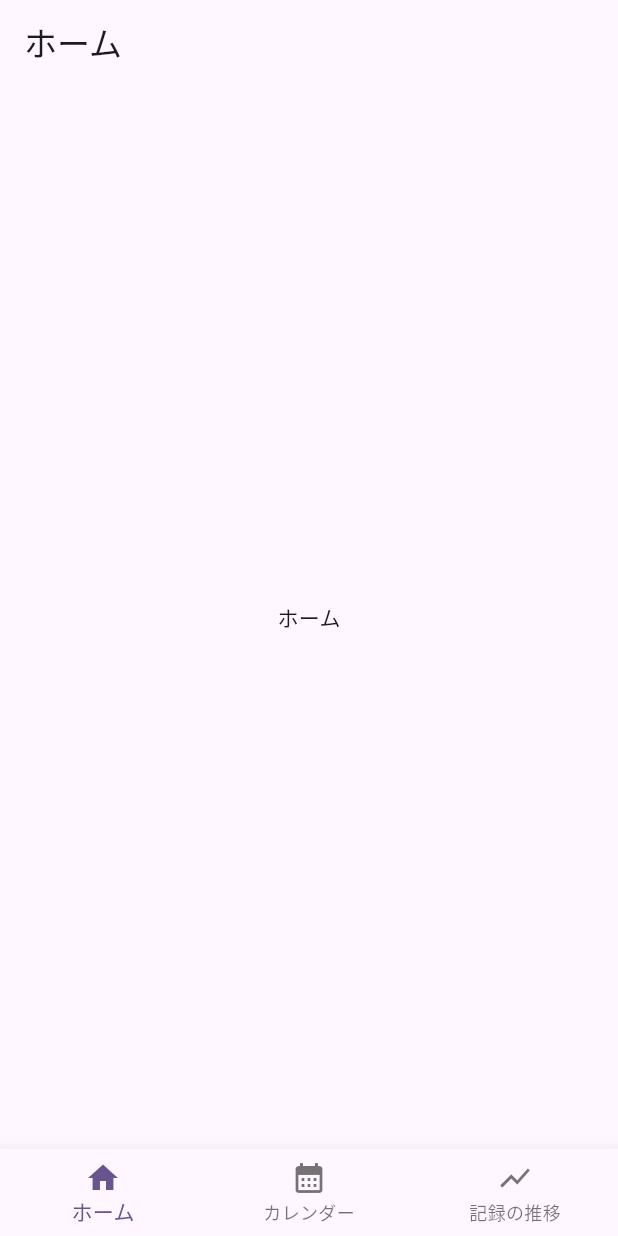
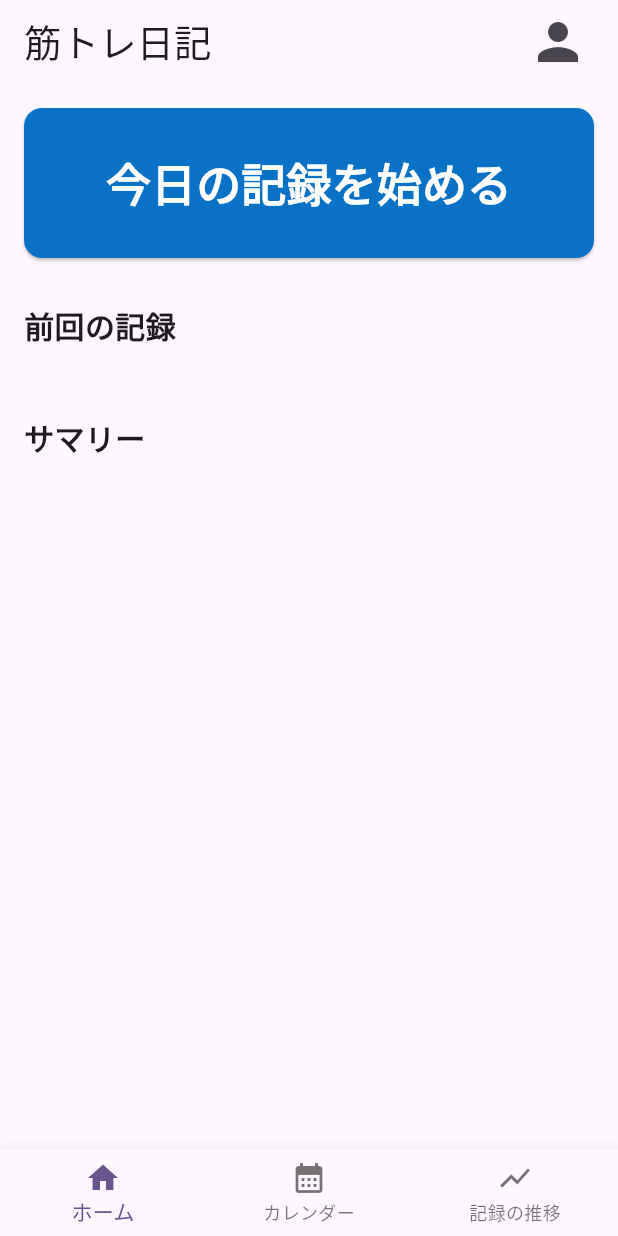
Before and after one commit to RintaroNasu/muscle_diary_app, a Flutter app: the screen it shows after launch, on a phone screen of 412 x 824 dp. Run offline on Flutter 3.47's test engine with Material 3 defaults, Android fonts, the phone set to English and light mode, and no system bars; our stand-ins replace go_router.

Commit message:
feat: :sparkles: ホームページUIの作成

```diff
--- a/frontend/lib/pages/home/home_page.dart
+++ b/frontend/lib/pages/home/home_page.dart
@@ -1,10 +1,48 @@
 import 'package:flutter/material.dart';
+import 'package:go_router/go_router.dart';
 
 class HomePage extends StatelessWidget {
   const HomePage({super.key});
 
   @override
   Widget build(BuildContext context) {
-    return const Center(child: Text('ホーム'));
+    return Padding(
+      padding: const EdgeInsets.all(16),
+      child: Column(
+        crossAxisAlignment: CrossAxisAlignment.start,
+        children: [
+          SizedBox(
+            width: double.infinity,
+            height: 100,
+            child: ElevatedButton(
+              style: ElevatedButton.styleFrom(
+                backgroundColor: const Color.fromARGB(255, 10, 114, 198),
+                foregroundColor: Colors.white,
+                shape: RoundedRectangleBorder(
+                  borderRadius: BorderRadius.circular(12),
+                ),
+              ),
+              onPressed: () => context.go('/record'),
+              child: const Text(
+                '今日の記録を始める',
+                style: TextStyle(fontSize: 30, fontWeight: FontWeight.w900),
+              ),
+            ),
+          ),
+          const SizedBox(height: 30),
+          const Text(
+            '前回の記録',
+            style: TextStyle(fontSize: 20, fontWeight: FontWeight.bold),
+          ),
+          const SizedBox(height: 16),
+          // 前回の記録を表示
+          const SizedBox(height: 30),
+          const Text(
+            'サマリー',
+            style: TextStyle(fontSize: 20, fontWeight: FontWeight.bold),
+          ),
+        ],
+      ),
+    );
   }
 }
--- a/frontend/lib/router.dart
+++ b/frontend/lib/router.dart
@@ -2,18 +2,19 @@ import 'package:flutter/material.dart';
 import 'package:frontend/pages/calendar/calendar_page.dart';
 import 'package:frontend/pages/home/home_page.dart';
 import 'package:frontend/pages/trend/trend_page.dart';
+import 'package:frontend/pages/workout_record/workout_record_page.dart';
 import 'package:go_router/go_router.dart';
 
 String _titleFor(int index) {
   switch (index) {
     case 0:
-      return 'ホーム';
+      return '筋トレ日記';
     case 1:
       return 'カレンダー';
     case 2:
       return '記録の推移';
     default:
-      return 'ホーム';
+      return '筋トレ日記';
   }
 }
 
@@ -39,7 +40,24 @@ final goRouter = GoRouter(
         final currentIndex = _indexFor(loc);
 
         return Scaffold(
-          appBar: AppBar(title: Text(_titleFor(currentIndex))),
+          appBar: AppBar(
+            title: Text(
+              _titleFor(currentIndex),
+              style: const TextStyle(fontSize: 25),
+            ),
+            actions: [
+              Padding(
+                padding: const EdgeInsets.only(right: 12),
+                child: IconButton(
+                  iconSize: 40,
+                  icon: const Icon(Icons.person),
+                  onPressed: () {
+                    print('ユーザーアイコンがタップされました');
+                  },
+                ),
+              ),
+            ],
+          ),
           body: child,
           bottomNavigationBar: BottomNavigationBar(
             currentIndex: currentIndex,
@@ -83,6 +101,11 @@ final goRouter = GoRouter(
           path: '/trends',
           pageBuilder: (_, __) => const NoTransitionPage(child: TrendPage()),
         ),
+        GoRoute(
+          path: '/record',
+          pageBuilder: (_, __) =>
+              const NoTransitionPage(child: WorkoutRecordPage()),
+        ),
       ],
     ),
   ],
```
Also changed, not shown: frontend/lib/pages/record/record_page.dart (added, +22 -0 lines), frontend/lib/pages/workout_record/workout_record_page.dart (added, +10 -0 lines).
